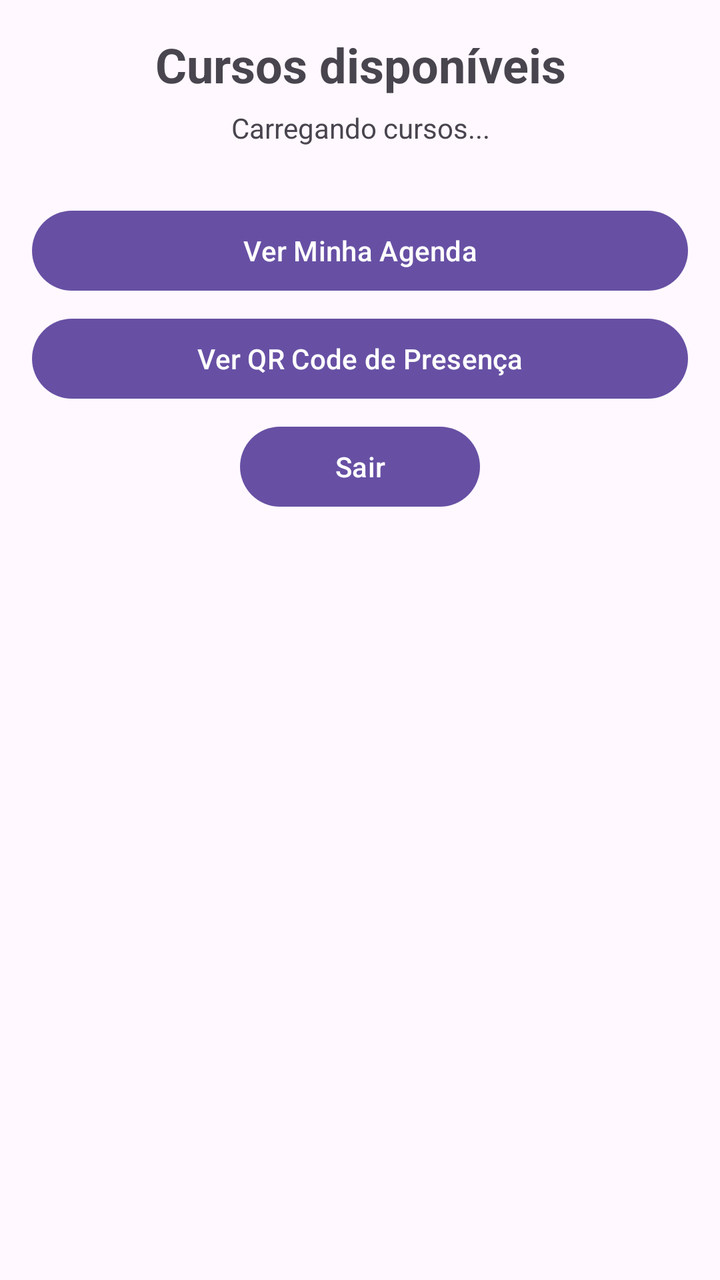
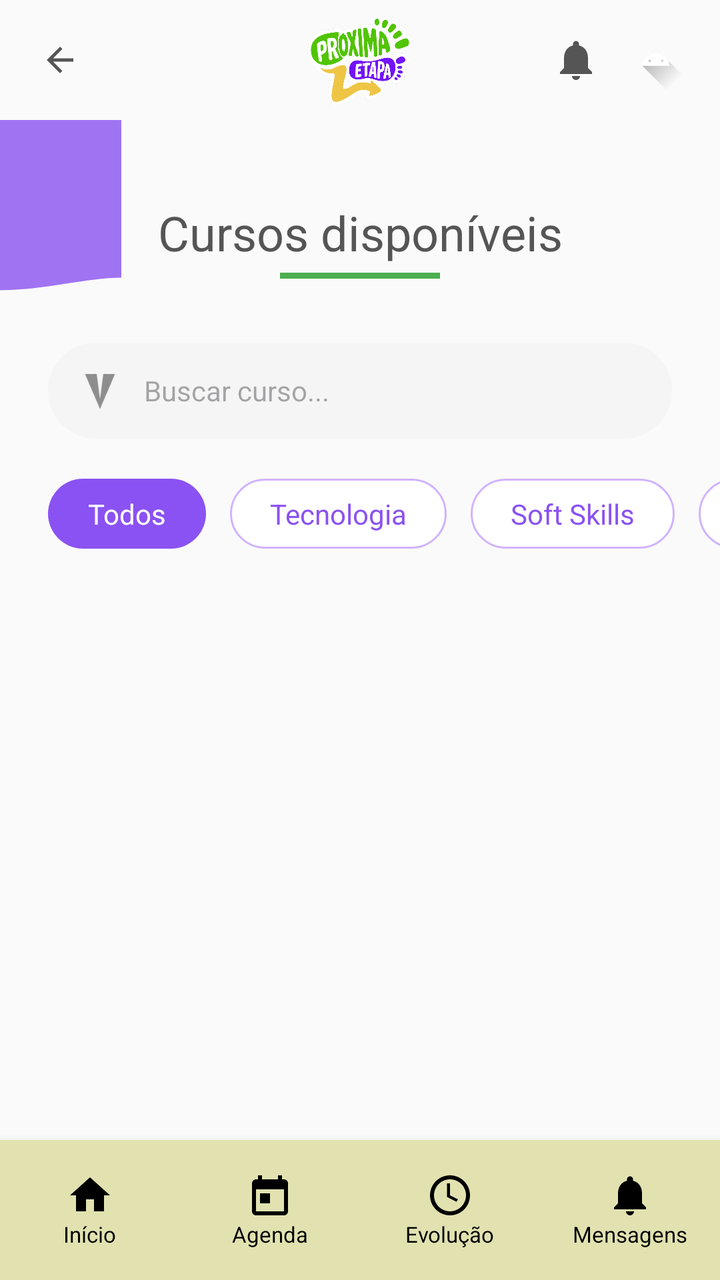

Screens rendered from an Android XML layout before and after an edit, with the pre-edit source and the edit as a unified diff.
<!-- AndroidManifest.xml: application theme Theme.NextStepApp -->
<!-- res/layout/activity_cursos.xml -->
<?xml version="1.0" encoding="utf-8"?>
<ScrollView
    xmlns:android="http://schemas.android.com/apk/res/android"
    xmlns:tools="http://schemas.android.com/tools"
    android:id="@+id/scrollCursos"
    android:layout_width="match_parent"
    android:layout_height="match_parent"
    android:background="#FFF8FF"
    android:fillViewport="true"
    android:fadeScrollbars="false"
    android:scrollbars="vertical"
    tools:context=".ui.CursosActivity">
    <LinearLayout
        android:layout_width="match_parent"
        android:layout_height="wrap_content"
        android:orientation="vertical"
        android:paddingStart="16dp"
        android:paddingTop="16dp"
        android:paddingEnd="16dp"
        android:paddingBottom="24dp">

        <TextView
            android:id="@+id/tvTituloCursos"
            android:layout_width="match_parent"
            android:layout_height="wrap_content"
            android:gravity="center"
            android:text="Cursos disponíveis"
            android:textSize="24sp"
            android:textStyle="bold" />

        <TextView
            android:id="@+id/textInfo"
            android:layout_width="match_parent"
            android:layout_height="wrap_content"
            android:layout_marginTop="6dp"
            android:gravity="center"
            android:text="Carregando cursos..."
            android:textSize="14sp" />

        <ProgressBar
            android:id="@+id/progressCursos"
            android:layout_width="wrap_content"
            android:layout_height="wrap_content"
            android:layout_gravity="center_horizontal"
            android:layout_marginTop="16dp"
            android:visibility="gone" />

        <LinearLayout
            android:id="@+id/containerCursos"
            android:layout_width="match_parent"
            android:layout_height="wrap_content"
            android:layout_marginTop="12dp"
            android:orientation="vertical" />

        <Button
            android:id="@+id/btnAbrirAgenda"
            android:layout_width="match_parent"
            android:layout_height="wrap_content"
            android:layout_marginTop="16dp"
            android:text="Ver Minha Agenda" />

        <Button
            android:id="@+id/btnAbrirPresenca"
            android:layout_width="match_parent"
            android:layout_height="wrap_content"
            android:layout_marginTop="6dp"
            android:text="Ver QR Code de Presença" />

        <Button
            android:id="@+id/btnSair"
            android:layout_width="120dp"
            android:layout_height="wrap_content"
            android:layout_gravity="center_horizontal"
            android:layout_marginTop="6dp"
            android:layout_marginBottom="20dp"
            android:text="Sair" />

    </LinearLayout>

</ScrollView>
<!-- resources referenced by this layout -->
<resources>
  <!-- unchanged entries left out for length: 2 -->
</resources>

<!-- the commit's change to res/layout/activity_cursos.xml (unified diff, before → after) -->
@@ -1,80 +1,454 @@
 <?xml version="1.0" encoding="utf-8"?>
-<ScrollView
-    xmlns:android="http://schemas.android.com/apk/res/android"
+<androidx.constraintlayout.widget.ConstraintLayout xmlns:android="http://schemas.android.com/apk/res/android"
+    xmlns:app="http://schemas.android.com/apk/res-auto"
     xmlns:tools="http://schemas.android.com/tools"
-    android:id="@+id/scrollCursos"
     android:layout_width="match_parent"
     android:layout_height="match_parent"
-    android:background="#FFF8FF"
-    android:fillViewport="true"
-    android:fadeScrollbars="false"
-    android:scrollbars="vertical"
+    android:background="#FAFAFA"
     tools:context=".ui.CursosActivity">
+
+    
+    <androidx.constraintlayout.widget.ConstraintLayout
+        android:id="@+id/topBar"
+        android:layout_width="match_parent"
+        android:layout_height="60dp"
+        android:paddingHorizontal="16dp"
+        app:layout_constraintTop_toTopOf="parent">
+
+        <ImageView
+            android:id="@+id/btnBack"
+            android:layout_width="28dp"
+            android:layout_height="28dp"
+            android:padding="4dp"
+            android:src="@drawable/ic_back"
+            app:layout_constraintBottom_toBottomOf="parent"
+            app:layout_constraintStart_toStartOf="parent"
+            app:layout_constraintTop_toTopOf="parent"
+            app:tint="#555555" />
+
+        <ImageView
+            android:id="@+id/logoDetails"
+            android:layout_width="110dp"
+            android:layout_height="45dp"
+            android:src="@drawable/logoproximaetapa"
+            app:layout_constraintBottom_toBottomOf="parent"
+            app:layout_constraintEnd_toEndOf="parent"
+            app:layout_constraintStart_toStartOf="parent"
+            app:layout_constraintTop_toTopOf="parent" />
+
+        <ImageView
+            android:id="@+id/btnNotification"
+            android:layout_width="24dp"
+            android:layout_height="24dp"
+            android:layout_marginEnd="12dp"
+            android:src="@drawable/ic_notifications"
+            app:layout_constraintBottom_toBottomOf="parent"
+            app:layout_constraintEnd_toStartOf="@id/btnProfile"
+            app:layout_constraintTop_toTopOf="parent"
+            app:tint="#555555" />
+
+        <ImageView
+            android:id="@+id/btnProfile"
+            android:layout_width="32dp"
+            android:layout_height="32dp"
+            android:src="@drawable/ic_launcher_foreground"
+            app:layout_constraintBottom_toBottomOf="parent"
+            app:layout_constraintEnd_toEndOf="parent"
+            app:layout_constraintTop_toTopOf="parent" />
+
+    </androidx.constraintlayout.widget.ConstraintLayout>
+
+    <ScrollView
+        android:id="@+id/scrollCursos"
+        android:layout_width="match_parent"
+        android:layout_height="0dp"
+        android:fillViewport="true"
+        app:layout_constraintBottom_toTopOf="@id/bottomNavigation"
+        app:layout_constraintTop_toBottomOf="@id/topBar">
+
+        <androidx.constraintlayout.widget.ConstraintLayout
+            android:layout_width="match_parent"
+            android:layout_height="wrap_content"
+            android:paddingBottom="24dp">
+
+            
+            <View
+                android:id="@+id/purpleDecoration"
+                android:layout_width="120dp"
+                android:layout_height="120dp"
+                android:layout_marginStart="-60dp"
+                android:layout_marginTop="-20dp"
+                android:alpha="0.8"
+                android:background="@drawable/bg_home_header"
+                app:layout_constraintStart_toStartOf="parent"
+                app:layout_constraintTop_toTopOf="parent" />
+
+            <TextView
+                android:id="@+id/tvHeaderTitle"
+                android:layout_width="wrap_content"
+                android:layout_height="wrap_content"
+                android:layout_marginTop="40dp"
+                android:text="Cursos disponíveis"
+                android:textColor="#555555"
+                android:textSize="24sp"
+                app:layout_constraintEnd_toEndOf="parent"
+                app:layout_constraintStart_toStartOf="parent"
+                app:layout_constraintTop_toTopOf="parent" />
+
+            <View
+                android:id="@+id/titleUnderline"
+                android:layout_width="80dp"
+                android:layout_height="3dp"
+                android:layout_marginTop="4dp"
+                android:background="#4CAF50"
+                app:layout_constraintEnd_toEndOf="parent"
+                app:layout_constraintStart_toStartOf="parent"
+                app:layout_constraintTop_toBottomOf="@id/tvHeaderTitle" />
+
+            
+            <androidx.constraintlayout.widget.ConstraintLayout
+                android:id="@+id/searchBar"
+                android:layout_width="match_parent"
+                android:layout_height="48dp"
+                android:layout_marginHorizontal="24dp"
+                android:layout_marginTop="32dp"
+                android:background="@drawable/bg_search_bar"
+                android:paddingHorizontal="16dp"
+                app:layout_constraintTop_toBottomOf="@id/titleUnderline">
+
+                <ImageView
+                    android:id="@+id/icSearch"
+                    android:layout_width="20dp"
+                    android:layout_height="20dp"
+                    android:src="@drawable/ic_send"
+                    android:rotation="90"
+                    app:layout_constraintBottom_toBottomOf="parent"
+                    app:layout_constraintStart_toStartOf="parent"
+                    app:layout_constraintTop_toTopOf="parent"
+                    app:tint="#8E8E8E" />
+
+                <EditText
+                    android:id="@+id/etSearch"
+                    android:layout_width="0dp"
+                    android:layout_height="match_parent"
+                    android:layout_marginStart="12dp"
+                    android:background="@android:color/transparent"
+                    android:hint="Buscar curso..."
+                    android:textSize="14sp"
+                    app:layout_constraintEnd_toEndOf="parent"
+                    app:layout_constraintStart_toEndOf="@id/icSearch" />
+            </androidx.constraintlayout.widget.ConstraintLayout>
+
+            
+            <HorizontalScrollView
+                android:id="@+id/filterScroll"
+                android:layout_width="match_parent"
+                android:layout_height="wrap_content"
+                android:layout_marginTop="20dp"
+                android:scrollbars="none"
+                app:layout_constraintTop_toBottomOf="@id/searchBar">
+
+                <LinearLayout
+                    android:layout_width="wrap_content"
+                    android:layout_height="wrap_content"
+                    android:orientation="horizontal"
+                    android:paddingHorizontal="24dp">
+
+                    <TextView
+                        android:id="@+id/filterTodos"
+                        android:layout_width="wrap_content"
+                        android:layout_height="wrap_content"
+                        android:background="@drawable/bg_filter_selected"
+                        android:paddingHorizontal="20dp"
+                        android:paddingVertical="8dp"
+                        android:text="Todos"
+                        android:textColor="@color/white" />
+
+                    <TextView
+                        android:id="@+id/filterTecnologia"
+                        android:layout_width="wrap_content"
+                        android:layout_height="wrap_content"
+                        android:layout_marginStart="12dp"
+                        android:background="@drawable/bg_filter_unselected"
+                        android:paddingHorizontal="20dp"
+                        android:paddingVertical="8dp"
+                        android:text="Tecnologia"
+                        android:textColor="@color/purple_primary" />
+
+                    <TextView
+                        android:id="@+id/filterSoftSkills"
+                        android:layout_width="wrap_content"
+                        android:layout_height="wrap_content"
+                        android:layout_marginStart="12dp"
+                        android:background="@drawable/bg_filter_unselected"
+                        android:paddingHorizontal="20dp"
+                        android:paddingVertical="8dp"
+                        android:text="Soft Skills"
+                        android:textColor="@color/purple_primary" />
+
+                    <TextView
+                        android:id="@+id/filterNegocios"
+                        android:layout_width="wrap_content"
+                        android:layout_height="wrap_content"
+                        android:layout_marginStart="12dp"
+                        android:background="@drawable/bg_filter_unselected"
+                        android:paddingHorizontal="20dp"
+                        android:paddingVertical="8dp"
+                        android:text="Negócios"
+                        android:textColor="@color/purple_primary" />
+                </LinearLayout>
+            </HorizontalScrollView>
+
+            <androidx.recyclerview.widget.RecyclerView
+                android:id="@+id/rvCursos"
+                android:layout_width="match_parent"
+                android:layout_height="wrap_content"
+                android:layout_marginTop="16dp"
+                android:paddingHorizontal="16dp"
+                app:layout_constraintTop_toBottomOf="@id/filterScroll"
+                tools:listitem="@layout/item_curso" />
+
+            <ProgressBar
+                android:id="@+id/progressCursos"
+                android:layout_width="wrap_content"
+                android:layout_height="wrap_content"
+                android:visibility="gone"
+                app:layout_constraintBottom_toBottomOf="parent"
+                app:layout_constraintEnd_toEndOf="parent"
+                app:layout_constraintStart_toStartOf="parent"
+                app:layout_constraintTop_toBottomOf="@id/filterScroll" />
+
+        </androidx.constraintlayout.widget.ConstraintLayout>
+    </ScrollView>
+
+    
     <LinearLayout
+        android:id="@+id/bottomNavigation"
+        android:layout_width="match_parent"
+        android:layout_height="70dp"
+        android:background="#E1E2B0"
+        android:elevation="8dp"
+        android:orientation="horizontal"
+        app:layout_constraintBottom_toBottomOf="parent">
+
+        <LinearLayout
+            android:id="@+id/nav_inicio"
+            android:layout_width="0dp"
+            android:layout_height="match_parent"
+            android:layout_weight="1"
+            android:clickable="true"
+            android:focusable="true"
+            android:foreground="?attr/selectableItemBackground"
+            android:gravity="center"
+            android:orientation="vertical">
+            <ImageView android:layout_width="24dp" android:layout_height="24dp" android:src="@drawable/ic_home" app:tint="@color/black" />
+            <TextView android:layout_width="wrap_content" android:layout_height="wrap_content" android:text="Início" android:textColor="@color/black" android:textSize="11sp" />
+        </LinearLayout>
+
+        <LinearLayout
+            android:id="@+id/nav_agenda"
+            android:layout_width="0dp"
+            android:layout_height="match_parent"
+            android:layout_weight="1"
+            android:clickable="true"
+            android:focusable="true"
+            android:foreground="?attr/selectableItemBackground"
+            android:gravity="center"
+            android:orientation="vertical">
+            <ImageView android:layout_width="24dp" android:layout_height="24dp" android:src="@drawable/ic_calendar" app:tint="@color/black" />
+            <TextView android:layout_width="wrap_content" android:layout_height="wrap_content" android:text="Agenda" android:textColor="@color/black" android:textSize="11sp" />
+        </LinearLayout>
+
+        <LinearLayout
+            android:id="@+id/nav_evolucao"
+            android:layout_width="0dp"
+            android:layout_height="match_parent"
+            android:layout_weight="1"
+            android:clickable="true"
+            android:focusable="true"
+            android:foreground="?attr/selectableItemBackground"
+            android:gravity="center"
+            android:orientation="vertical">
+            <ImageView android:layout_width="24dp" android:layout_height="24dp" android:src="@drawable/ic_presence" app:tint="@color/black" />
+            <TextView android:layout_width="wrap_content" android:layout_height="wrap_content" android:text="Evolução" android:textColor="@color/black" android:textSize="11sp" />
+        </LinearLayout>
+
+        <LinearLayout
+            android:id="@+id/nav_mensagens"
+            android:layout_width="0dp"
+            android:layout_height="match_parent"
+            android:layout_weight="1"
+            android:clickable="true"
+            android:focusable="true"
+            android:foreground="?attr/selectableItemBackground"
+            android:gravity="center"
+            android:orientation="vertical">
+            <ImageView android:layout_width="24dp" android:layout_height="24dp" android:src="@drawable/ic_notifications" app:tint="@color/black" />
+            <TextView android:layout_width="wrap_content" android:layout_height="wrap_content" android:text="Mensagens" android:textColor="@color/black" android:textSize="11sp" />
+        </LinearLayout>
+
+    </LinearLayout>
+
+</androidx.constraintlayout.widget.ConstraintLayout>
+<!-- res/layout/item_curso.xml (included above) -->
+<?xml version="1.0" encoding="utf-8"?>
+<com.google.android.material.card.MaterialCardView xmlns:android="http://schemas.android.com/apk/res/android"
+    xmlns:app="http://schemas.android.com/apk/res-auto"
+    android:id="@+id/cardCursoItem"
+    android:layout_width="match_parent"
+    android:layout_height="wrap_content"
+    android:layout_marginHorizontal="4dp"
+    android:layout_marginVertical="8dp"
+    android:clickable="true"
+    android:focusable="true"
+    android:foreground="?attr/selectableItemBackground"
+    app:cardCornerRadius="12dp"
+    app:cardElevation="2dp"
+    app:strokeColor="#E0D6F3"
+    app:strokeWidth="1dp">
+
+    <androidx.constraintlayout.widget.ConstraintLayout
         android:layout_width="match_parent"
         android:layout_height="wrap_content"
-        android:orientation="vertical"
-        android:paddingStart="16dp"
-        android:paddingTop="16dp"
-        android:paddingEnd="16dp"
-        android:paddingBottom="24dp">
-
+        android:padding="12dp">
+
+        
+        <View
+            android:id="@+id/iconBackground"
+            android:layout_width="50dp"
+            android:layout_height="50dp"
+            android:background="@drawable/light_purple_circle"
+            app:layout_constraintStart_toStartOf="parent"
+            app:layout_constraintTop_toTopOf="parent" />
+
+        <ImageView
+            android:id="@+id/ivIconCurso"
+            android:layout_width="28dp"
+            android:layout_height="28dp"
+            android:src="@drawable/ic_courses"
+            app:layout_constraintBottom_toBottomOf="@id/iconBackground"
+            app:layout_constraintEnd_toEndOf="@id/iconBackground"
+            app:layout_constraintStart_toStartOf="@id/iconBackground"
+            app:layout_constraintTop_toTopOf="@id/iconBackground"
+            app:tint="@color/purple_primary" />
+
+        
         <TextView
-            android:id="@+id/tvTituloCursos"
-            android:layout_width="match_parent"
+            android:id="@+id/tvNomeCurso"
+            android:layout_width="0dp"
             android:layout_height="wrap_content"
-            android:gravity="center"
-            android:text="Cursos disponíveis"
-            android:textSize="24sp"
-            android:textStyle="bold" />
+            android:layout_marginStart="12dp"
+            android:layout_marginEnd="8dp"
+            android:text="Introdução à Programação Mobile"
+            android:textColor="#3F3745"
+            android:textSize="16sp"
+            android:textStyle="bold"
+            app:layout_constraintEnd_toStartOf="@+id/tvBadgeStatus"
+            app:layout_constraintStart_toEndOf="@id/iconBackground"
+            app:layout_constraintTop_toTopOf="parent" />
 
         <TextView
-            android:id="@+id/textInfo"
-            android:layout_width="match_parent"
+            android:id="@+id/tvDescricaoCurso"
+            android:layout_width="0dp"
             android:layout_height="wrap_content"
-            android:layout_marginTop="6dp"
-            android:gravity="center"
-            android:text="Carregando cursos..."
-            android:textSize="14sp" />
-
-        <ProgressBar
-            android:id="@+id/progressCursos"
+            android:layout_marginTop="4dp"
+            android:text="Aprenda os conceitos básicos de desenvolvimento mobile e crie seu primeiro aplicativo."
+            android:textColor="#666666"
+            android:textSize="13sp"
+            app:layout_constraintEnd_toStartOf="@+id/ivChevron"
+            app:layout_constraintStart_toStartOf="@id/tvNomeCurso"
+            app:layout_constraintTop_toBottomOf="@id/tvNomeCurso" />
+
+        
+        <TextView
+            android:id="@+id/tvBadgeStatus"
             android:layout_width="wrap_content"
             android:layout_height="wrap_content"
-            android:layout_gravity="center_horizontal"
-            android:layout_marginTop="16dp"
-            android:visibility="gone" />
-
+            android:background="@drawable/light_green_circle"
+            android:paddingHorizontal="8dp"
+            android:paddingVertical="4dp"
+            android:text="Inscrições abertas"
+            android:textColor="#2E7D32"
+            android:textSize="11sp"
+            android:textStyle="bold"
+            app:layout_constraintEnd_toEndOf="parent"
+            app:layout_constraintTop_toTopOf="parent" />
+
+        
+        <ImageView
+            android:id="@+id/ivChevron"
+            android:layout_width="20dp"
+            android:layout_height="20dp"
+            android:src="@drawable/ic_chevron_right"
+            app:layout_constraintBottom_toBottomOf="@id/tvDescricaoCurso"
+            app:layout_constraintEnd_toEndOf="parent"
+            app:layout_constraintTop_toTopOf="@id/tvNomeCurso"
+            app:tint="#2E7D32" />
+
+        
+        <View
+            android:id="@+id/innerDivider"
+            android:layout_width="0dp"
+            android:layout_height="1dp"
+            android:layout_marginTop="12dp"
+            android:background="#F0F0F0"
+            app:layout_constraintEnd_toEndOf="parent"
+            app:layout_constraintStart_toStartOf="parent"
+            app:layout_constraintTop_toBottomOf="@id/tvDescricaoCurso" />
+
+        
         <LinearLayout
-            android:id="@+id/containerCursos"
             android:layout_width="match_parent"
             android:layout_height="wrap_content"
             android:layout_marginTop="12dp"
-            android:orientation="vertical" />
-
-        <Button
-            android:id="@+id/btnAbrirAgenda"
-            android:layout_width="match_parent"
-            android:layout_height="wrap_content"
-            android:layout_marginTop="16dp"
-            android:text="Ver Minha Agenda" />
-
-        <Button
-            android:id="@+id/btnAbrirPresenca"
-            android:layout_width="match_parent"
-            android:layout_height="wrap_content"
-            android:layout_marginTop="6dp"
-            android:text="Ver QR Code de Presença" />
-
-        <Button
-            android:id="@+id/btnSair"
-            android:layout_width="120dp"
-            android:layout_height="wrap_content"
-            android:layout_gravity="center_horizontal"
-            android:layout_marginTop="6dp"
-            android:layout_marginBottom="20dp"
-            android:text="Sair" />
-
-    </LinearLayout>
-
-</ScrollView>
+            android:gravity="center_vertical"
+            android:orientation="horizontal"
+            app:layout_constraintTop_toBottomOf="@id/innerDivider">
+
+            
+            <LinearLayout
+                android:layout_width="0dp"
+                android:layout_height="wrap_content"
+                android:layout_weight="1"
+                android:gravity="center_vertical"
+                android:orientation="horizontal">
+                <ImageView android:layout_width="32dp" android:layout_height="32dp" android:src="@drawable/ic_calendar" android:background="@drawable/light_purple_circle" android:padding="8dp" app:tint="@color/purple_primary"/>
+                <LinearLayout android:layout_width="wrap_content" android:layout_height="wrap_content" android:orientation="vertical" android:layout_marginStart="6dp">
+                    <TextView android:layout_width="wrap_content" android:layout_height="wrap_content" android:text="DATA" android:textSize="9sp" android:textColor="#8E8E8E"/>
+                    <TextView android:id="@+id/tvDataCurso" android:layout_width="wrap_content" android:layout_height="wrap_content" android:text="25 de Abril" android:textSize="12sp" android:textStyle="bold" android:textColor="#3F3745"/>
+                </LinearLayout>
+            </LinearLayout>
+
+            
+            <LinearLayout
+                android:layout_width="0dp"
+                android:layout_height="wrap_content"
+                android:layout_weight="1.2"
+                android:gravity="center_vertical"
+                android:orientation="horizontal">
+                <ImageView android:layout_width="32dp" android:layout_height="32dp" android:src="@drawable/ic_presence" android:background="@drawable/light_green_circle" android:padding="8dp" app:tint="#2E7D32"/>
+                <LinearLayout android:layout_width="wrap_content" android:layout_height="wrap_content" android:orientation="vertical" android:layout_marginStart="6dp">
+                    <TextView android:layout_width="wrap_content" android:layout_height="wrap_content" android:text="LOCAL" android:textSize="9sp" android:textColor="#8E8E8E"/>
+                    <TextView android:id="@+id/tvLocalCurso" android:layout_width="wrap_content" android:layout_height="wrap_content" android:text="USP - Butantã" android:textSize="12sp" android:textStyle="bold" android:textColor="#3F3745"/>
+                </LinearLayout>
+            </LinearLayout>
+
+            
+            <LinearLayout
+                android:layout_width="0dp"
+                android:layout_height="wrap_content"
+                android:layout_weight="0.8"
+                android:gravity="center_vertical"
+                android:orientation="horizontal">
+                <ImageView android:layout_width="32dp" android:layout_height="32dp" android:src="@drawable/ic_home" android:background="@drawable/light_yellow_circle" android:padding="8dp" app:tint="#FBC02D"/>
+                <LinearLayout android:layout_width="wrap_content" android:layout_height="wrap_content" android:orientation="vertical" android:layout_marginStart="6dp">
+                    <TextView android:layout_width="wrap_content" android:layout_height="wrap_content" android:text="VAGAS" android:textSize="9sp" android:textColor="#8E8E8E"/>
+                    <TextView android:id="@+id/tvVagasCurso" android:layout_width="wrap_content" android:layout_height="wrap_content" android:text="25/30" android:textSize="12sp" android:textStyle="bold" android:textColor="#3F3745"/>
+                </LinearLayout>
+            </LinearLayout>
+
+        </LinearLayout>
+
+    </androidx.constraintlayout.widget.ConstraintLayout>
+
+</com.google.android.material.card.MaterialCardView>
<!-- resource entries referenced after the edit -->
@@ -1,5 +1,168 @@
 <!-- resources referenced by this layout -->
 <resources>
+  <color name="black">#FF000000</color>
+  <color name="purple_primary">#8A52F2</color>
+  <color name="white">#FFFFFFFF</color>
+  <!-- drawable bg_filter_selected (drawable) -->
+  <?xml version="1.0" encoding="utf-8"?>
+  <shape xmlns:android="http://schemas.android.com/apk/res/android">
+      <solid android:color="@color/purple_primary" />
+      <corners android:radius="20dp" />
+  </shape>
+  <!-- drawable bg_filter_unselected (drawable) -->
+  <?xml version="1.0" encoding="utf-8"?>
+  <shape xmlns:android="http://schemas.android.com/apk/res/android">
+      <solid android:color="@color/white" />
+      <stroke android:width="1dp" android:color="#D1B3FF" />
+      <corners android:radius="20dp" />
+  </shape>
+  <!-- drawable bg_home_header (drawable) -->
+  <?xml version="1.0" encoding="utf-8"?>
+  <vector xmlns:android="http://schemas.android.com/apk/res/android"
+      android:width="412dp"
+      android:height="220dp"
+      android:viewportWidth="412"
+      android:viewportHeight="220">
+      <path
+          android:fillColor="@color/purple_primary"
+          android:pathData="M0,0 H412 V180 C300,180 150,220 0,150 Z" />
+  </vector>
+  <!-- drawable bg_search_bar (drawable) -->
+  <?xml version="1.0" encoding="utf-8"?>
+  <shape xmlns:android="http://schemas.android.com/apk/res/android">
+      <solid android:color="#F5F5F5" />
+      <corners android:radius="24dp" />
+  </shape>
+  <!-- drawable ic_back (drawable) -->
+  <vector xmlns:android="http://schemas.android.com/apk/res/android"
+      android:width="24dp"
+      android:height="24dp"
+      android:viewportWidth="24"
+      android:viewportHeight="24">
+      <path
+          android:fillColor="#FF000000"
+          android:pathData="M20,11H7.83l5.59,-5.59L12,4l-8,8 8,8 1.41,-1.41L7.83,13H20v-2z" />
+  </vector>
+  <!-- drawable ic_calendar (drawable) -->
+  <vector xmlns:android="http://schemas.android.com/apk/res/android"
+      android:width="24dp"
+      android:height="24dp"
+      android:viewportWidth="24"
+      android:viewportHeight="24">
+      <path
+          android:fillColor="#FF000000"
+          android:pathData="M19,4H18V2H16V4H8V2H6V4H5C3.89,4 3.01,4.9 3.01,6L3,20C3,21.1 3.89,22 5,22H19C20.1,22 21,21.1 21,20V6C21,4.9 20.1,4 19,4ZM19,20H5V9H19V20ZM7,11H12V16H7V11Z" />
+  </vector>
+  <!-- drawable ic_chevron_right (drawable) -->
+  <vector xmlns:android="http://schemas.android.com/apk/res/android"
+      android:width="24dp"
+      android:height="24dp"
+      android:viewportWidth="24"
+      android:viewportHeight="24">
+      <path
+          android:fillColor="#FF000000"
+          android:pathData="M10,6L8.59,7.41L13.17,12L8.59,16.59L10,18L16,12L10,6Z" />
+  </vector>
+  <!-- drawable ic_courses (drawable) -->
+  <vector xmlns:android="http://schemas.android.com/apk/res/android"
+      android:width="24dp"
+      android:height="24dp"
+      android:viewportWidth="24"
+      android:viewportHeight="24">
+      <path
+          android:fillColor="#FF000000"
+          android:pathData="M18,2H6C4.9,2 4,2.9 4,4V20C4,21.1 4.9,22 6,22H18C19.1,22 20,21.1 20,20V4C20,2.9 19.1,2 18,2ZM6,4H11V12L8.5,10.5L6,12V4Z" />
+  </vector>
+  <!-- drawable ic_home (drawable) -->
+  <vector xmlns:android="http://schemas.android.com/apk/res/android"
+      android:width="24dp"
+      android:height="24dp"
+      android:viewportWidth="24"
+      android:viewportHeight="24">
+      <path
+          android:fillColor="#FF000000"
+          android:pathData="M10,20V14H14V20H19V12H22L12,3L2,12H5V20H10Z" />
+  </vector>
+  <!-- drawable ic_launcher_foreground (drawable) -->
+  <vector xmlns:android="http://schemas.android.com/apk/res/android"
+      xmlns:aapt="http://schemas.android.com/aapt"
+      android:width="108dp"
+      android:height="108dp"
+      android:viewportWidth="108"
+      android:viewportHeight="108">
+      <path android:pathData="M31,63.928c0,0 6.4,-11 12.1,-13.1c7.2,-2.6 26,-1.4 26,-1.4l38.1,38.1L107,108.928l-32,-1L31,63.928z">
+          <aapt:attr name="android:fillColor">
+              <gradient
+                  android:endX="85.84757"
+                  android:endY="92.4963"
+                  android:startX="42.9492"
+                  android:startY="49.59793"
+                  android:type="linear">
+                  <item
+                      android:color="#44000000"
+                      android:offset="0.0" />
+                  <item
+                      android:color="#00000000"
+                      android:offset="1.0" />
+              </gradient>
+          </aapt:attr>
+      </path>
+      <path
+          android:fillColor="#FFFFFF"
+          android:fillType="nonZero"
+          android:pathData="M65.3,45.828l3.8,-6.6c0.2,-0.4 0.1,-0.9 -0.3,-1.1c-0.4,-0.2 -0.9,-0.1 -1.1,0.3l-3.9,6.7c-6.3,-2.8 -13.4,-2.8 -19.7,0l-3.9,-6.7c-0.2,-0.4 -0.7,-0.5 -1.1,-0.3C38.8,38.328 38.7,38.828 38.9,39.228l3.8,6.6C36.2,49.428 31.7,56.028 31,63.928h46C76.3,56.028 71.8,49.428 65.3,45.828zM43.4,57.328c-0.8,0 -1.5,-0.5 -1.8,-1.2c-0.3,-0.7 -0.1,-1.5 0.4,-2.1c0.5,-0.5 1.4,-0.7 2.1,-0.4c0.7,0.3 1.2,1 1.2,1.8C45.3,56.528 44.5,57.328 43.4,57.328L43.4,57.328zM64.6,57.328c-0.8,0 -1.5,-0.5 -1.8,-1.2s-0.1,-1.5 0.4,-2.1c0.5,-0.5 1.4,-0.7 2.1,-0.4c0.7,0.3 1.2,1 1.2,1.8C66.5,56.528 65.6,57.328 64.6,57.328L64.6,57.328z"
+          android:strokeWidth="1"
+          android:strokeColor="#00000000" />
+  </vector>
+  <!-- drawable ic_notifications (drawable) -->
+  <vector xmlns:android="http://schemas.android.com/apk/res/android"
+      android:width="24dp"
+      android:height="24dp"
+      android:viewportWidth="24"
+      android:viewportHeight="24">
+      <path
+          android:fillColor="#FF000000"
+          android:pathData="M12,22C13.1,22 14,21.1 14,20H10C10,21.1 10.9,22 12,22ZM18,16V11C18,7.9 16.4,5.4 13.5,4.7V4C13.5,3.2 12.8,2.5 12,2.5C11.2,2.5 10.5,3.2 10.5,4V4.7C7.6,5.4 6,7.9 6,11V16L4,18V19H20V18L18,16Z" />
+  </vector>
+  <!-- drawable ic_presence (drawable) -->
+  <vector xmlns:android="http://schemas.android.com/apk/res/android"
+      android:width="24dp"
+      android:height="24dp"
+      android:viewportWidth="24"
+      android:viewportHeight="24">
+      <path
+          android:fillColor="#FF000000"
+          android:pathData="M12,2C6.48,2 2,6.48 2,12C2,17.52 6.48,22 12,22C17.52,22 22,17.52 22,12C22,6.48 17.52,2 12,2ZM12,20C7.59,20 4,16.41 4,12C4,7.59 7.59,4 12,4C16.41,4 20,7.59 20,12C20,16.41 16.41,20 12,20ZM12,6V12L16,14L15.2,15.2L10.5,12.8V6H12Z" />
+  </vector>
+  <!-- drawable ic_send (drawable) -->
+  <vector xmlns:android="http://schemas.android.com/apk/res/android"
+      android:width="24dp"
+      android:height="24dp"
+      android:viewportWidth="24"
+      android:viewportHeight="24">
+      <path
+          android:fillColor="#FF000000"
+          android:pathData="M2.01,21L23,12L2.01,3L2,10L17,12L2,14L2.01,21Z" />
+  </vector>
+  <!-- drawable light_green_circle (drawable) -->
+  <?xml version="1.0" encoding="utf-8"?>
+  <shape xmlns:android="http://schemas.android.com/apk/res/android"
+      android:shape="oval">
+      <solid android:color="#E8F5E9" />
+  </shape>
+  <!-- drawable light_purple_circle (drawable) -->
+  <?xml version="1.0" encoding="utf-8"?>
+  <shape xmlns:android="http://schemas.android.com/apk/res/android"
+      android:shape="oval">
+      <solid android:color="#F3E5F5" />
+  </shape>
+  <!-- drawable light_yellow_circle (drawable) -->
+  <?xml version="1.0" encoding="utf-8"?>
+  <shape xmlns:android="http://schemas.android.com/apk/res/android"
+      android:shape="oval">
+      <solid android:color="#FFF9C4" />
+  </shape>
+  <!-- drawable logoproximaetapa: png bitmap (drawable, 222754 bytes) -->
   <!-- unchanged entries left out for length: 2 -->
 </resources>
 
